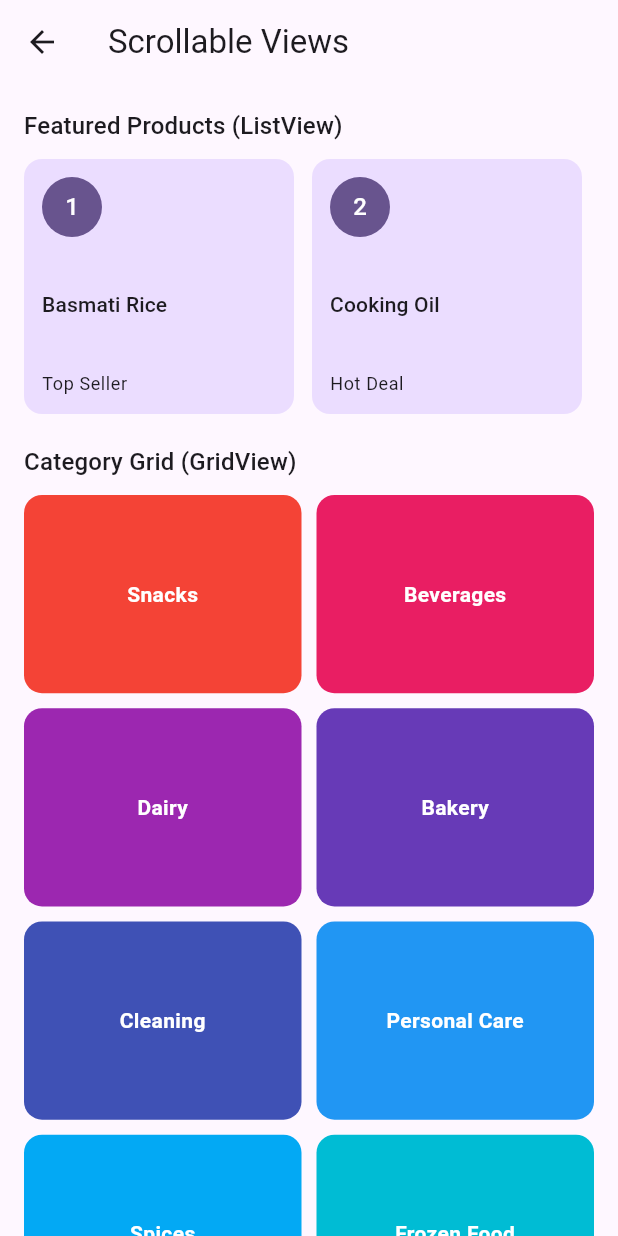
After one commit to kalviumcommunity/S85-0226-LoyaltyLite-FlutterFirebase-SmartKirana, a Flutter app: the screen it shows once a user with an empty profile is signed in, after a tap on "Open Scrollable Views Demo", on a phone screen of 412 x 824 dp. The commit adds this screen. Run offline on Flutter 3.47's test engine with Material 3 defaults, Android fonts, the phone set to English and light mode, and no system bars; our stand-ins replace cloud_firestore, firebase_auth, firebase_core, firebase_storage, fl_chart, google_fonts and 2 more; accounts and stored records are empty.

Commit message:
implemented Scrollable Views with ListView

```diff
--- a/lib/screens/dashboard_screen.dart
+++ b/lib/screens/dashboard_screen.dart
@@ -4,6 +4,7 @@ import 'package:flutter/material.dart';
 
 import '../services/auth_service.dart';
 import '../services/firestore_service.dart';
+import 'scrollable_views.dart';
 
 class DashboardScreen extends StatefulWidget {
   const DashboardScreen({super.key, required this.user});
@@ -95,6 +96,18 @@ class _DashboardScreenState extends State<DashboardScreen> {
           children: [
             Text('Welcome, ${widget.user.email ?? 'User'}'),
             const SizedBox(height: 12),
+            OutlinedButton.icon(
+              onPressed: () {
+                Navigator.of(context).push(
+                  MaterialPageRoute(
+                    builder: (_) => const ScrollableViews(),
+                  ),
+                );
+              },
+              icon: const Icon(Icons.view_module_outlined),
+              label: const Text('Open Scrollable Views Demo'),
+            ),
+            const SizedBox(height: 12),
             Row(
               children: [
                 Expanded(
--- /dev/null
+++ b/lib/screens/scrollable_views.dart
@@ -0,0 +1,122 @@
+import 'package:flutter/material.dart';
+
+class ScrollableViews extends StatelessWidget {
+  const ScrollableViews({super.key});
+
+  static const List<Map<String, String>> _featuredItems = [
+    {'name': 'Basmati Rice', 'tag': 'Top Seller'},
+    {'name': 'Cooking Oil', 'tag': 'Hot Deal'},
+    {'name': 'Whole Wheat Atta', 'tag': 'Daily Use'},
+    {'name': 'Toor Dal', 'tag': 'Fresh Stock'},
+    {'name': 'Sugar', 'tag': 'Best Price'},
+    {'name': 'Tea Powder', 'tag': 'Popular'},
+  ];
+
+  static const List<String> _gridItems = [
+    'Snacks',
+    'Beverages',
+    'Dairy',
+    'Bakery',
+    'Cleaning',
+    'Personal Care',
+    'Spices',
+    'Frozen Food',
+  ];
+
+  @override
+  Widget build(BuildContext context) {
+    final colorScheme = Theme.of(context).colorScheme;
+
+    return Scaffold(
+      appBar: AppBar(
+        title: const Text('Scrollable Views'),
+      ),
+      body: SingleChildScrollView(
+        padding: const EdgeInsets.all(16),
+        child: Column(
+          crossAxisAlignment: CrossAxisAlignment.start,
+          children: [
+            Text(
+              'Featured Products (ListView)',
+              style: Theme.of(context).textTheme.titleMedium,
+            ),
+            const SizedBox(height: 10),
+            SizedBox(
+              height: 170,
+              child: ListView.builder(
+                scrollDirection: Axis.horizontal,
+                itemCount: _featuredItems.length,
+                itemBuilder: (context, index) {
+                  final item = _featuredItems[index];
+                  return Container(
+                    width: 180,
+                    margin: const EdgeInsets.only(right: 12),
+                    padding: const EdgeInsets.all(12),
+                    decoration: BoxDecoration(
+                      color: colorScheme.primaryContainer,
+                      borderRadius: BorderRadius.circular(12),
+                    ),
+                    child: Column(
+                      crossAxisAlignment: CrossAxisAlignment.start,
+                      mainAxisAlignment: MainAxisAlignment.spaceBetween,
+                      children: [
+                        CircleAvatar(
+                          backgroundColor: colorScheme.primary,
+                          foregroundColor: colorScheme.onPrimary,
+                          child: Text('${index + 1}'),
+                        ),
+                        Text(
+                          item['name'] ?? '',
+                          style: Theme.of(context).textTheme.titleSmall,
+                        ),
+                        Text(
+                          item['tag'] ?? '',
+                          style: Theme.of(context).textTheme.bodySmall,
+                        ),
+                      ],
+                    ),
+                  );
+                },
+              ),
+            ),
+            const SizedBox(height: 20),
+            Text(
+              'Category Grid (GridView)',
+              style: Theme.of(context).textTheme.titleMedium,
+            ),
+            const SizedBox(height: 10),
+            GridView.builder(
+              physics: const NeverScrollableScrollPhysics(),
+              shrinkWrap: true,
+              itemCount: _gridItems.length,
+              gridDelegate: const SliverGridDelegateWithFixedCrossAxisCount(
+                crossAxisCount: 2,
+                crossAxisSpacing: 10,
+                mainAxisSpacing: 10,
+                childAspectRatio: 1.4,
+              ),
+              itemBuilder: (context, index) {
+                return Container(
+                  decoration: BoxDecoration(
+                    color: Colors.primaries[index % Colors.primaries.length],
+                    borderRadius: BorderRadius.circular(12),
+                  ),
+                  child: Center(
+                    child: Text(
+                      _gridItems[index],
+                      textAlign: TextAlign.center,
+                      style: const TextStyle(
+                        color: Colors.white,
+                        fontWeight: FontWeight.bold,
+                      ),
+                    ),
+                  ),
+                );
+              },
+            ),
+          ],
+        ),
+      ),
+    );
+  }
+}
```
